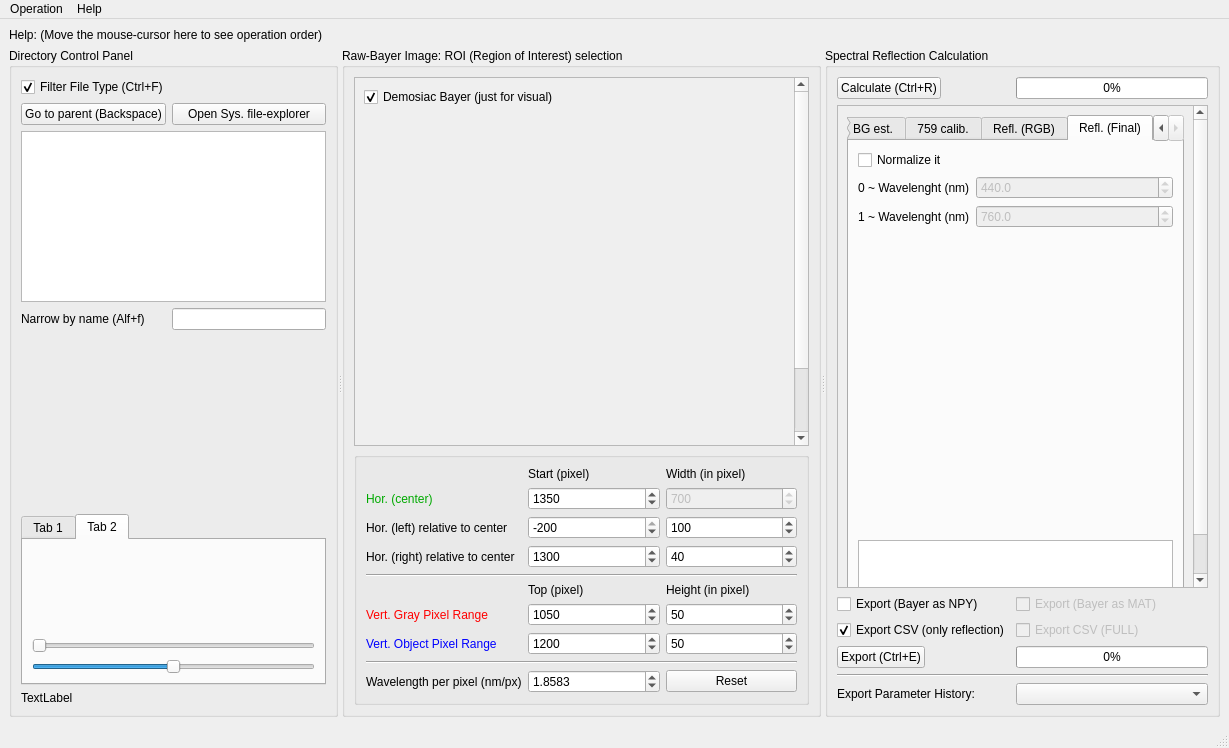
First picture: the form in UI/UI_Mainwindow.ui, repository garid3000/bps_spectrometer_gui, before the edit.
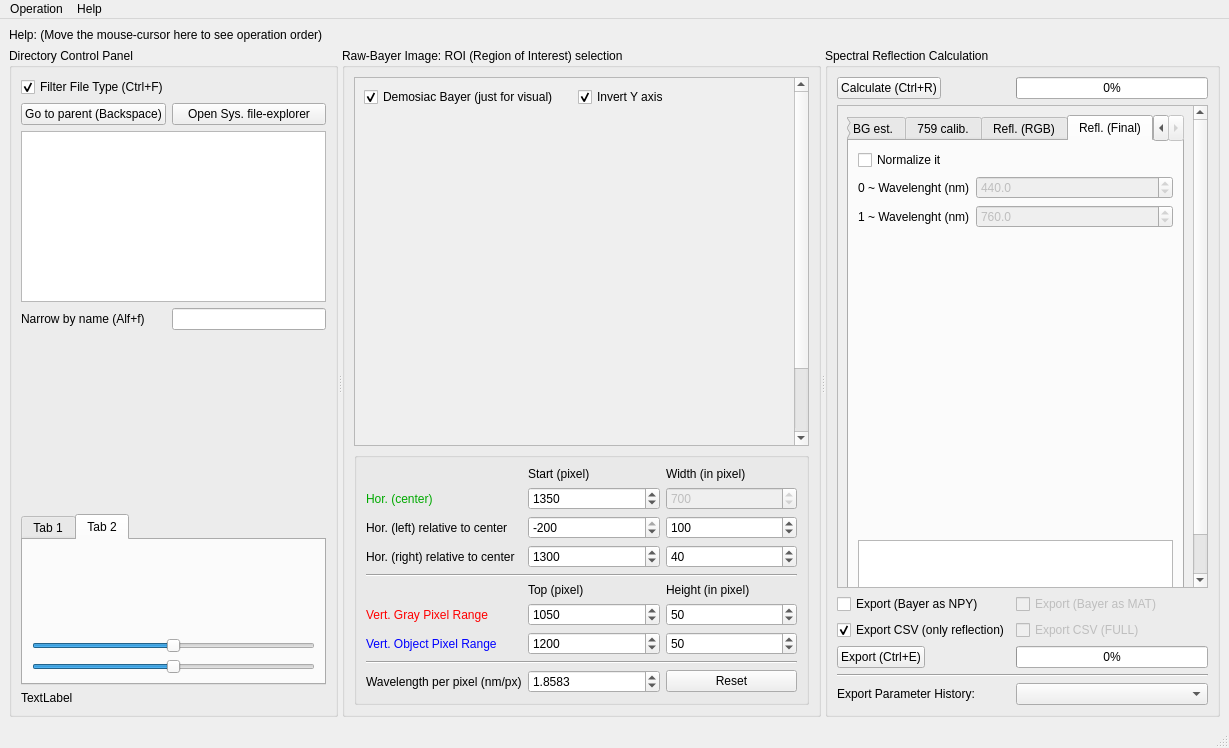
Second picture: the form after the edit. Icons and pictures are not drawn. Custom widgets are drawn as their Qt base class.

Commit message: invertable image view on Raw Bayer image

Diff of the .ui file:
```diff
--- a/UI/UI_Mainwindow.ui
+++ b/UI/UI_Mainwindow.ui
@@ -157,7 +157,10 @@
                <item row="1" column="0">
                 <widget class="QSlider" name="hs_physical_height">
                  <property name="maximum">
-                  <number>200</number>
+                  <number>300</number>
+                 </property>
+                 <property name="value">
+                  <number>150</number>
                  </property>
                  <property name="orientation">
                   <enum>Qt::Orientation::Horizontal</enum>
@@ -215,11 +218,13 @@
              <x>0</x>
              <y>0</y>
              <width>438</width>
-             <height>450</height>
+             <height>452</height>
             </rect>
            </property>
            <layout class="QVBoxLayout" name="verticalLayout_4">
             <item>
+             <layout class="QHBoxLayout" name="horizontalLayout_2">
+              <item>
              <widget class="QCheckBox" name="cb_rawbayer_visual_demosiac">
               <property name="text">
                <string>Demosiac Bayer (just for visual)</string>
@@ -228,6 +233,18 @@
                <bool>true</bool>
               </property>
              </widget>
+              </item>
+              <item>
+               <widget class="QCheckBox" name="cb_invert_y_axis_of_rawbayer">
+                <property name="text">
+                 <string>Invert Y axis</string>
+                </property>
+                <property name="checked">
+                 <bool>true</bool>
+                </property>
+               </widget>
+              </item>
+             </layout>
             </item>
             <item>
              <widget class="ImageView" name="graph_2dimg" native="true">
```
Lines whose indentation alone changed are shown as unchanged. The commit also changes 2 other files.
